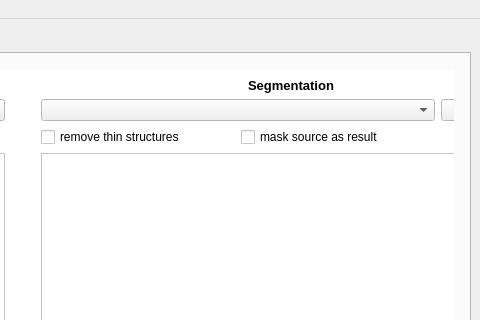
Old version of the form Python/src/masterarbeit/UI/qt/main_window.ui in the repository ChrFr/Masterarbeit; both pictures show x 577 to 1057 and y 0 to 320 of the 1057 by 663 pixel window.
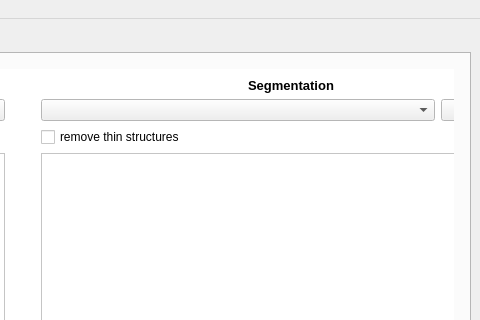
New version of the form.

Diff of the .ui file:
```diff
--- a/Python/src/masterarbeit/UI/qt/main_window.ui
+++ b/Python/src/masterarbeit/UI/qt/main_window.ui
@@ -214,7 +214,7 @@
           <widget class="QWidget" name="scrollAreaWidgetContents_4">
            <property name="geometry">
             <rect>
-             <x>0</x>
+             <x>-197</x>
              <y>0</y>
              <width>1640</width>
              <height>531</height>
@@ -503,13 +503,6 @@
             <item row="1" column="10">
              <widget class="QComboBox" name="feature_combo"/>
             </item>
-            <item row="2" column="7">
-             <widget class="QCheckBox" name="mask_check">
-              <property name="text">
-               <string>mask source as result</string>
-              </property>
-             </widget>
-            </item>
             <item row="1" column="9" rowspan="5">
              <widget class="QLabel" name="label_2">
               <property name="font">
```
